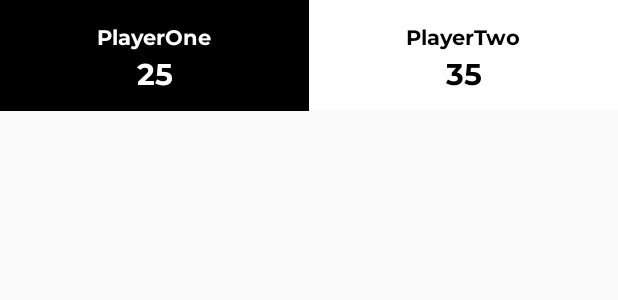
After one commit to Filmaluco/ReversISEC, an Android app: the layout listview_game_history.xml on its own in the app's theme, with its tools: preview values and no code run, on a phone screen of 412 x 824 dp. The commit adds this screen. Shown: the top 300 px of the screen. Run offline under Robolectric (Android 15) with nearby library versions, the phone set to English and light mode, and no system bars.

Commit message:
Added: Player Scores History

```diff
--- /dev/null
+++ b/ReverISEC/app/src/main/res/layout/listview_game_history.xml
@@ -0,0 +1,81 @@
+<?xml version="1.0" encoding="utf-8"?>
+<android.support.constraint.ConstraintLayout
+    xmlns:android="http://schemas.android.com/apk/res/android"
+    xmlns:app="http://schemas.android.com/apk/res-auto"
+    xmlns:tools="http://schemas.android.com/tools"
+    android:layout_width="match_parent"
+    android:layout_height="wrap_content">
+
+    <TextView
+        android:id="@+id/tvPlayerOneIndicator"
+        android:background="@color/colorBlack"
+        android:layout_width="0dp"
+        android:layout_height="0dp"
+        app:layout_constraintBottom_toBottomOf="parent"
+        app:layout_constraintEnd_toStartOf="@+id/tvPlayerTwoIndicator"
+        app:layout_constraintStart_toStartOf="parent"
+        app:layout_constraintTop_toTopOf="parent" />
+
+
+    <TextView
+        android:id="@+id/tvPlayerOneNameHistory"
+        android:layout_width="wrap_content"
+        android:layout_height="wrap_content"
+        android:textColor="@color/colorWhite"
+        android:layout_marginStart="16dp"
+        android:layout_marginTop="16dp"
+        android:layout_marginEnd="16dp"
+        android:text="PlayerOne"
+        app:layout_constraintEnd_toStartOf="@+id/tvPlayerTwoIndicator"
+        app:layout_constraintStart_toStartOf="parent"
+        app:layout_constraintTop_toTopOf="parent" />
+
+    <TextView
+        android:id="@+id/tvPlayerOneScoreHistory"
+        android:layout_width="wrap_content"
+        android:layout_height="wrap_content"
+        android:text="25"
+        android:textColor="@color/colorWhite"
+        android:textSize="20sp"
+        android:paddingBottom="8dp"
+        app:layout_constraintEnd_toEndOf="@+id/tvPlayerOneNameHistory"
+        app:layout_constraintStart_toStartOf="@+id/tvPlayerOneNameHistory"
+        app:layout_constraintTop_toBottomOf="@+id/tvPlayerOneNameHistory" />
+
+
+
+    <TextView
+        android:id="@+id/tvPlayerTwoIndicator"
+        android:layout_width="0dp"
+        android:layout_height="0dp"
+        app:layout_constraintBottom_toBottomOf="parent"
+        app:layout_constraintEnd_toEndOf="parent"
+        app:layout_constraintStart_toEndOf="@+id/tvPlayerOneIndicator"
+        app:layout_constraintTop_toTopOf="parent"
+        android:background="@color/colorWhite"/>
+
+    <TextView
+        android:id="@+id/tvPlayerTwoNameHistory"
+        android:layout_width="wrap_content"
+        android:layout_height="wrap_content"
+        android:layout_marginStart="16dp"
+        android:layout_marginTop="16dp"
+        android:layout_marginEnd="16dp"
+        android:text="PlayerTwo"
+        android:textColor="@color/colorBlack"
+        app:layout_constraintEnd_toEndOf="parent"
+        app:layout_constraintStart_toStartOf="@+id/tvPlayerTwoIndicator"
+        app:layout_constraintTop_toTopOf="parent" />
+
+    <TextView
+        android:id="@+id/tvPlayerTwoScoreHistory"
+        android:layout_width="wrap_content"
+        android:layout_height="wrap_content"
+        android:text="35"
+        android:textSize="20sp"
+        android:textColor="@color/colorBlack"
+        app:layout_constraintEnd_toEndOf="@+id/tvPlayerTwoNameHistory"
+        app:layout_constraintStart_toStartOf="@+id/tvPlayerTwoNameHistory"
+        app:layout_constraintTop_toBottomOf="@+id/tvPlayerTwoNameHistory" />
+
+</android.support.constraint.ConstraintLayout>
```
Also changed, not shown: ReverISEC/app/src/main/java/com/example/rmcsilva/reverisectest/GameHistoryAdapter.java (added, +81 -0 lines), ReverISEC/app/src/main/java/com/example/rmcsilva/reverisectest/GameSettingsActivity.java (+12 -3 lines), ReverISEC/app/src/main/res/layout/activity_game_settings.xml (+4 -6 lines).
